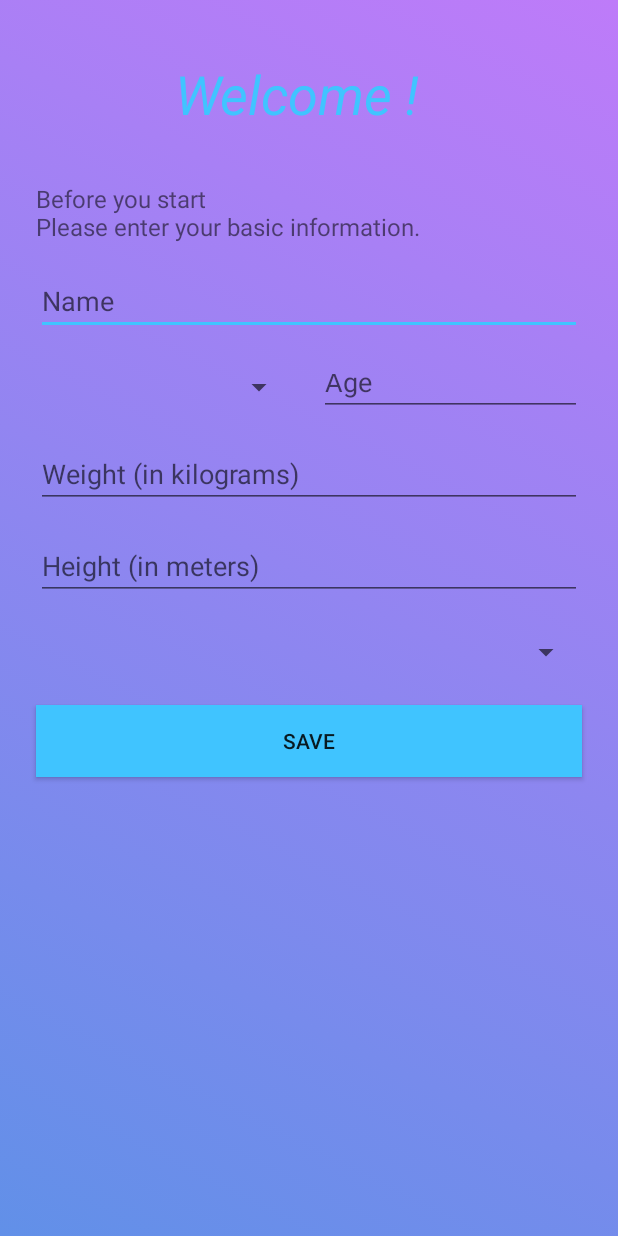
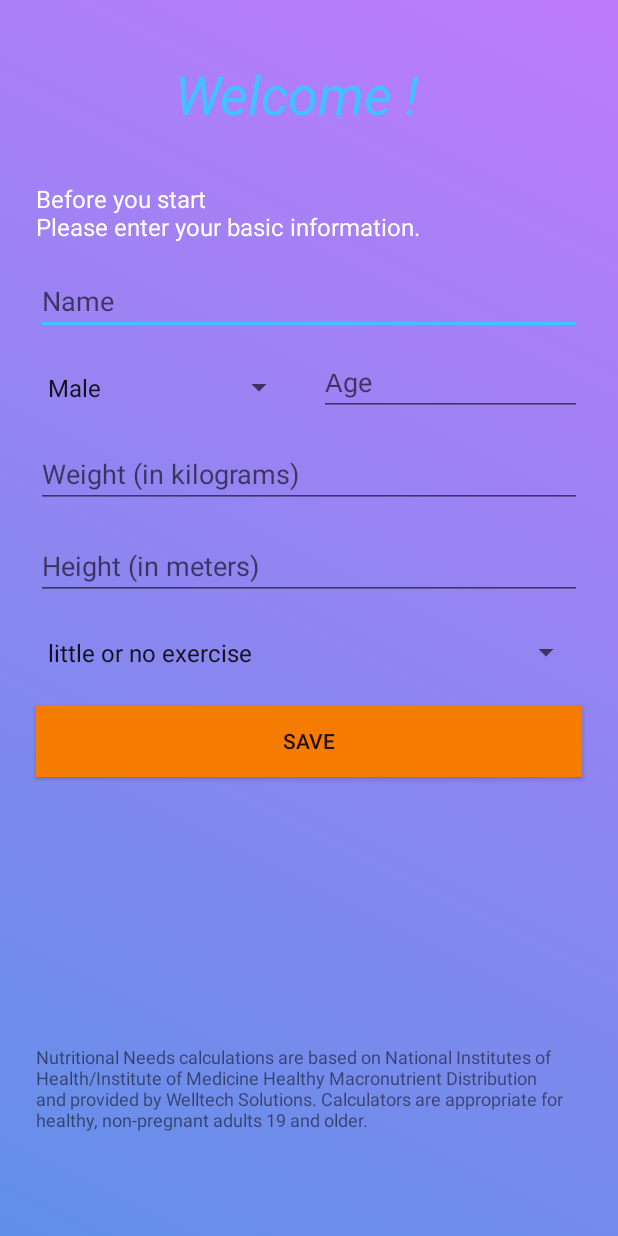
Before and after one commit to Cole9712/Daily-Calories-Recorder, an Android app: the screen it shows after launch (UserInfoActivity), on a phone screen of 412 x 824 dp. Run offline under Robolectric (Android 15) with nearby library versions, the phone set to English and light mode, and no system bars; Roboto replaces fonts that are not available here.

Commit message:
Configuring calculating calories needs

```diff
--- a/app/build.gradle
+++ b/app/build.gradle
@@ -8,8 +8,8 @@ android {
         applicationId "project.cole.dailynutritionhelper"
         minSdkVersion 19
         targetSdkVersion 29
-        versionCode 1
-        versionName "1.0"
+        versionCode 2
+        versionName "2.0"
 
         testInstrumentationRunner "androidx.test.runner.AndroidJUnitRunner"
     }
--- a/app/src/main/java/project/cole/dailynutritionhelper/MainActivity.java
+++ b/app/src/main/java/project/cole/dailynutritionhelper/MainActivity.java
@@ -42,7 +42,7 @@ public class MainActivity extends AppCompatActivity {
         setSupportActionBar(toolbar);
 
         skipToListActivity();
-        startActivity(new Intent(MainActivity.this, UserInfoActivity.class));
+
         FloatingActionButton fab = findViewById(R.id.fab);
         fab.setOnClickListener(new View.OnClickListener() {
             @Override
@@ -58,6 +58,8 @@ public class MainActivity extends AppCompatActivity {
         if (databaseHandler.getItemCount()>=1) {
             startActivity(new Intent(MainActivity.this,ListViewActivity.class));
             finish();
+        } else if (databaseHandler.getItemCount() < 1) {
+            startActivity(new Intent(MainActivity.this, UserInfoActivity.class));
         }
     }
 
--- a/app/src/main/java/project/cole/dailynutritionhelper/UserInfoActivity.java
+++ b/app/src/main/java/project/cole/dailynutritionhelper/UserInfoActivity.java
@@ -1,24 +1,126 @@
 package project.cole.dailynutritionhelper;
+
+import android.content.SharedPreferences;
+import android.graphics.drawable.AnimationDrawable;
+import android.os.Bundle;
+import android.view.View;
+import android.widget.AdapterView;
+import android.widget.Button;
+import android.widget.EditText;
+import android.widget.Spinner;
 
 import androidx.appcompat.app.AppCompatActivity;
 import androidx.constraintlayout.widget.ConstraintLayout;
 
-import android.graphics.drawable.AnimationDrawable;
-import android.os.Bundle;
+import com.google.android.material.snackbar.Snackbar;
 
 public class UserInfoActivity extends AppCompatActivity {
+    public static final String tableName = "user_info";
     ConstraintLayout userInputContainer;
     AnimationDrawable animationDrawable;
+    EditText userName;
+    EditText userAge;
+    Spinner userGender;
+    Spinner userActivityLevel;
+    EditText userWeight;
+    EditText userHeight;
+    Button saveButton;
 
     @Override
     protected void onCreate(Bundle savedInstanceState) {
         super.onCreate(savedInstanceState);
         setContentView(R.layout.activity_user_info);
 
+        userName = findViewById(R.id.nameInput);
+        userAge = findViewById(R.id.ageInput);
+        userGender = findViewById(R.id.genderSpinner);
+        userActivityLevel = findViewById(R.id.activitySpinner);
+        userWeight = findViewById(R.id.weightInput);
+        userHeight = findViewById(R.id.heightInput);
+        saveButton = findViewById(R.id.saveButton);
+
+
         userInputContainer = (ConstraintLayout) findViewById(R.id.loginContainer);
         animationDrawable = (AnimationDrawable) userInputContainer.getBackground();
         animationDrawable.setEnterFadeDuration(5000);
         animationDrawable.setExitFadeDuration(2000);
+
+        saveButton.setOnClickListener(new View.OnClickListener() {
+            @Override
+            public void onClick(View v) {
+                if (userName.getText().toString().isEmpty()) {
+                    Snackbar.make(v, "Please Enter Your Name", Snackbar.LENGTH_SHORT).show();
+                } else if (userAge.getText().toString().isEmpty() || userHeight.getText().toString().isEmpty() || userWeight.getText().toString().isEmpty()) {
+                    Snackbar.make(v, "Missing Essential Information", Snackbar.LENGTH_SHORT).show();
+                } else {
+                    saveUserInfo(v);
+                }
+            }
+
+        });
+
+
+    }
+
+    private void saveUserInfo(View v) {
+        SharedPreferences sharedPreferences = getSharedPreferences(tableName, MODE_PRIVATE);
+        final SharedPreferences.Editor editor = sharedPreferences.edit();
+        double userBMR = 0;
+        double caloriesNeed = 0;
+        double carbohydratesNeed = 0;
+        double proteinsNeed = 0;
+        double fatsNeed = 0;
+
+        editor.putString("userName", userName.getText().toString());
+        editor.putInt("userAge", Integer.parseInt(userAge.getText().toString()));
+        editor.putFloat("userWeight", (float) (Float.parseFloat(userWeight.getText().toString()) * 2.204622));
+        editor.putFloat("userHeight", (float) (Float.parseFloat(userHeight.getText().toString()) * 39.3701));
+        userGender.setOnItemSelectedListener(new AdapterView.OnItemSelectedListener() {
+            @Override
+            public void onItemSelected(AdapterView<?> parent, View view, int position, long id) {
+                editor.putInt("userGenderPos", position);
+            }
+
+            @Override
+            public void onNothingSelected(AdapterView<?> parent) {
+
+            }
+        });
+        userActivityLevel.setOnItemSelectedListener(new AdapterView.OnItemSelectedListener() {
+            @Override
+            public void onItemSelected(AdapterView<?> parent, View view, int position, long id) {
+                editor.putInt("userActivityLevelPos", position);
+            }
+
+            @Override
+            public void onNothingSelected(AdapterView<?> parent) {
+
+            }
+        });
+        editor.apply();
+        if (sharedPreferences.getInt("userGenderPos", 0) == 0) {
+            userBMR = 66 + (6.3 * sharedPreferences.getFloat("userWeight", 0) + (12.9 * sharedPreferences.getFloat("userHeight", 0)) - (6.8 * sharedPreferences.getInt("userAge", 0)));
+        } else if (sharedPreferences.getInt("userGenderPos", 0) == 1) {
+            userBMR = 655 + (4.3 * sharedPreferences.getFloat("userWeight", 0) + (4.7 * sharedPreferences.getFloat("userHeight", 0)) - (4.7 * sharedPreferences.getInt("userAge", 0)));
+        }
+
+        switch (sharedPreferences.getInt("userActivityLevelPos", 0)) {
+            case 0:
+                caloriesNeed = userBMR * 1.2;
+                break;
+            case 1:
+                caloriesNeed = userBMR * 1.375;
+                break;
+            case 2:
+                caloriesNeed = userBMR * 1.55;
+                break;
+            case 3:
+                caloriesNeed = userBMR * 1.725;
+                break;
+        }
+        editor.putInt("userBMR", (int) userBMR);
+        editor.putInt("caloriesNeed", (int) caloriesNeed);
+//        Snackbar.make(v,"Your BMR is "+ userBMR,Snackbar.LENGTH_SHORT).show();
 
 
     }
--- a/app/src/main/res/layout/activity_user_info.xml
+++ b/app/src/main/res/layout/activity_user_info.xml
@@ -29,6 +29,7 @@
         android:layout_height="wrap_content"
         android:layout_marginTop="16dp"
         android:text="@string/before_you_start"
+        android:textColor="#FFFFFF"
         android:textSize="16sp"
         app:layout_constraintEnd_toEndOf="parent"
         app:layout_constraintHorizontal_bias="0.0"
@@ -51,11 +52,12 @@
         app:layout_constraintTop_toBottomOf="@+id/welcomeHint" />
 
     <Spinner
-        android:id="@+id/spinner"
+        android:id="@+id/genderSpinner"
         android:layout_width="0dp"
         android:layout_height="38dp"
         android:layout_marginTop="16dp"
         android:layout_marginEnd="8dp"
+        android:entries="@array/gender"
         android:spinnerMode="dropdown"
         app:layout_constraintEnd_toStartOf="@+id/guideline"
         app:layout_constraintStart_toStartOf="@+id/nameInput"
@@ -70,10 +72,10 @@
         android:ems="10"
         android:hint="@string/age"
         android:inputType="numberSigned|number"
-        app:layout_constraintBottom_toBottomOf="@+id/spinner"
+        app:layout_constraintBottom_toBottomOf="@+id/genderSpinner"
         app:layout_constraintEnd_toEndOf="@+id/nameInput"
         app:layout_constraintStart_toStartOf="@+id/guideline"
-        app:layout_constraintTop_toTopOf="@+id/spinner" />
+        app:layout_constraintTop_toTopOf="@+id/genderSpinner" />
 
     <androidx.constraintlayout.widget.Guideline
         android:id="@+id/guideline"
@@ -92,8 +94,8 @@
         android:importantForAutofill="no"
         android:inputType="numberSigned|numberDecimal"
         app:layout_constraintEnd_toEndOf="@+id/ageInput"
-        app:layout_constraintStart_toStartOf="@+id/spinner"
-        app:layout_constraintTop_toBottomOf="@+id/spinner" />
+        app:layout_constraintStart_toStartOf="@+id/genderSpinner"
+        app:layout_constraintTop_toBottomOf="@+id/genderSpinner" />
 
     <EditText
         android:id="@+id/heightInput"
@@ -109,10 +111,11 @@
         app:layout_constraintTop_toBottomOf="@+id/weightInput" />
 
     <Spinner
-        android:id="@+id/activityPicker"
+        android:id="@+id/activitySpinner"
         android:layout_width="0dp"
         android:layout_height="38dp"
         android:layout_marginTop="16dp"
+        android:entries="@array/activityLevel"
         app:layout_constraintEnd_toEndOf="@+id/heightInput"
         app:layout_constraintHorizontal_bias="1.0"
         app:layout_constraintStart_toStartOf="@+id/heightInput"
@@ -124,12 +127,24 @@
         android:layout_height="wrap_content"
         android:layout_marginTop="16dp"
         android:layout_marginBottom="16dp"
-        android:background="@color/colorAccent"
+        android:background="@color/colorPrimaryDark"
         android:text="@string/save"
         app:layout_constraintBottom_toBottomOf="parent"
-        app:layout_constraintEnd_toEndOf="@+id/activityPicker"
-        app:layout_constraintStart_toStartOf="@+id/activityPicker"
-        app:layout_constraintTop_toBottomOf="@+id/activityPicker"
+        app:layout_constraintEnd_toEndOf="@+id/activitySpinner"
+        app:layout_constraintStart_toStartOf="@+id/activitySpinner"
+        app:layout_constraintTop_toBottomOf="@+id/activitySpinner"
         app:layout_constraintVertical_bias="0.0" />
 
+    <TextView
+        android:id="@+id/caution"
+        android:layout_width="0dp"
+        android:layout_height="wrap_content"
+        android:text="@string/caution"
+        android:textSize="12sp"
+        app:layout_constraintBottom_toBottomOf="parent"
+        app:layout_constraintEnd_toEndOf="@+id/saveButton"
+        app:layout_constraintStart_toStartOf="@+id/saveButton"
+        app:layout_constraintTop_toBottomOf="@+id/saveButton"
+        app:layout_constraintVertical_bias="0.72" />
+
 </androidx.constraintlayout.widget.ConstraintLayout>
--- /dev/null
+++ b/app/src/main/res/values/arrays.xml
@@ -0,0 +1,13 @@
+<?xml version="1.0" encoding="utf-8"?>
+<resources>
+    <string-array name="gender">
+        <item>Male</item>
+        <item>Female </item>
+    </string-array>
+    <string-array name="activityLevel">
+        <item>little or no exercise</item>
+        <item>light exercise/sports 1–3 days a week</item>
+        <item>moderate exercise/sports 3–5 days a week</item>
+        <item>hard exercise/sports 6–7 days a week</item>
+    </string-array>
+</resources>
--- a/app/src/main/res/values/strings.xml
+++ b/app/src/main/res/values/strings.xml
@@ -34,4 +34,5 @@
     <string name="age">Age</string>
     <string name="weight_in_kilograms">Weight (in kilograms)</string>
     <string name="height_in_meters">Height (in meters)</string>
+    <string name="caution">Nutritional Needs calculations are based on National Institutes of Health/Institute of Medicine Healthy Macronutrient Distribution and provided by Welltech Solutions. Calculators are appropriate for healthy, non-pregnant adults 19 and older.</string>
 </resources>
```
